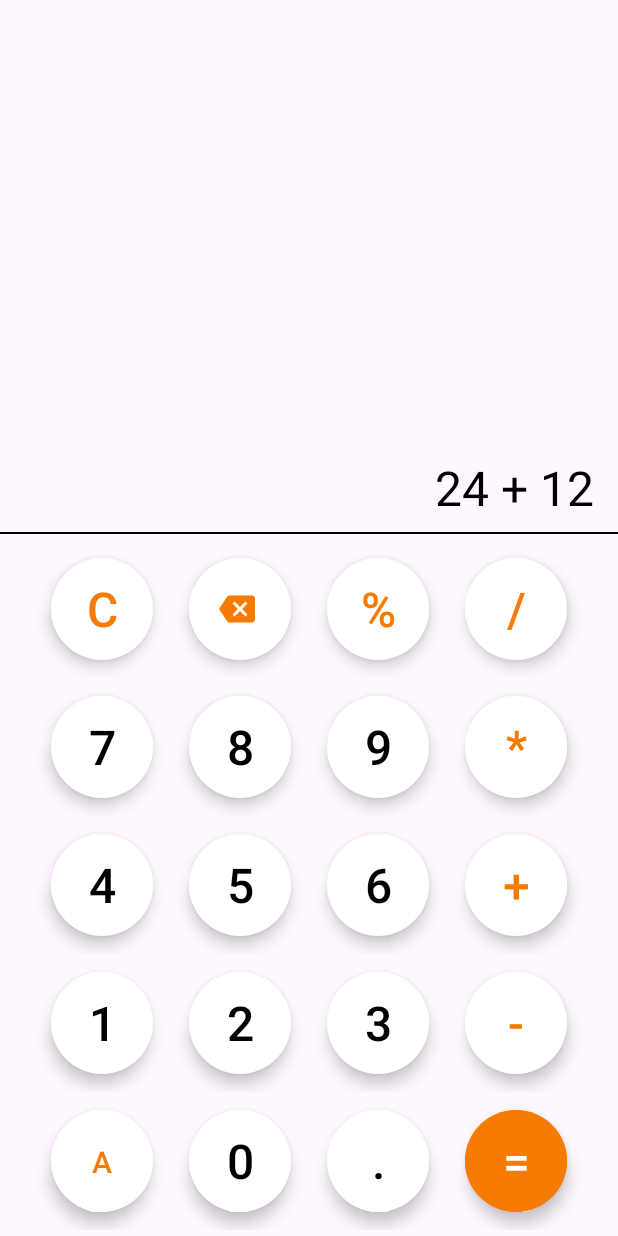
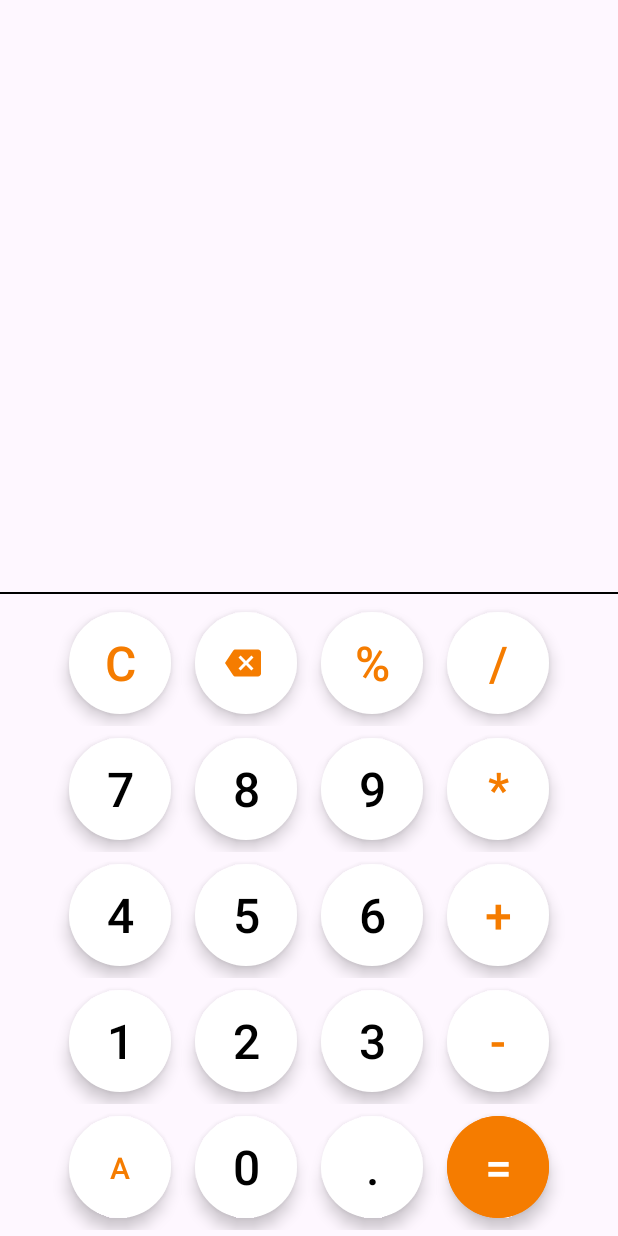
Before and after one commit to dev-satyamthakur/Basic-Calculator, an Android app: the layout activity_main.xml on its own in the app's theme, with its tools: preview values and no code run, on a phone screen of 412 x 824 dp. Run offline under Robolectric (Android 15) with nearby library versions, the phone set to English and light mode, and no system bars.

Commit message:
Adjusting button margins and changing text size from dp to sp

```diff
--- a/app/src/main/res/layout/activity_main.xml
+++ b/app/src/main/res/layout/activity_main.xml
@@ -14,7 +14,7 @@
         android:layout_marginEnd="16dp"
         android:layout_marginBottom="8dp"
         android:gravity="end"
-        android:text="24 + 12"
+        android:text=""
         android:textColor="@color/black"
         android:textSize="32sp"
         app:layout_constraintBottom_toTopOf="@+id/output_tv"
--- a/app/src/main/res/values/themes.xml
+++ b/app/src/main/res/values/themes.xml
@@ -23,7 +23,7 @@
         <item name="cornerRadius">36dp</item>
         <item name="backgroundTint">@color/white</item>
         <item name="android:textColor">@color/black</item>
-        <item name="android:textSize">32dp</item>
-        <item name="android:layout_margin">12dp</item>
+        <item name="android:textSize">32sp</item>
+        <item name="android:layout_margin">8dp</item>
     </style>
 </resources>
```
